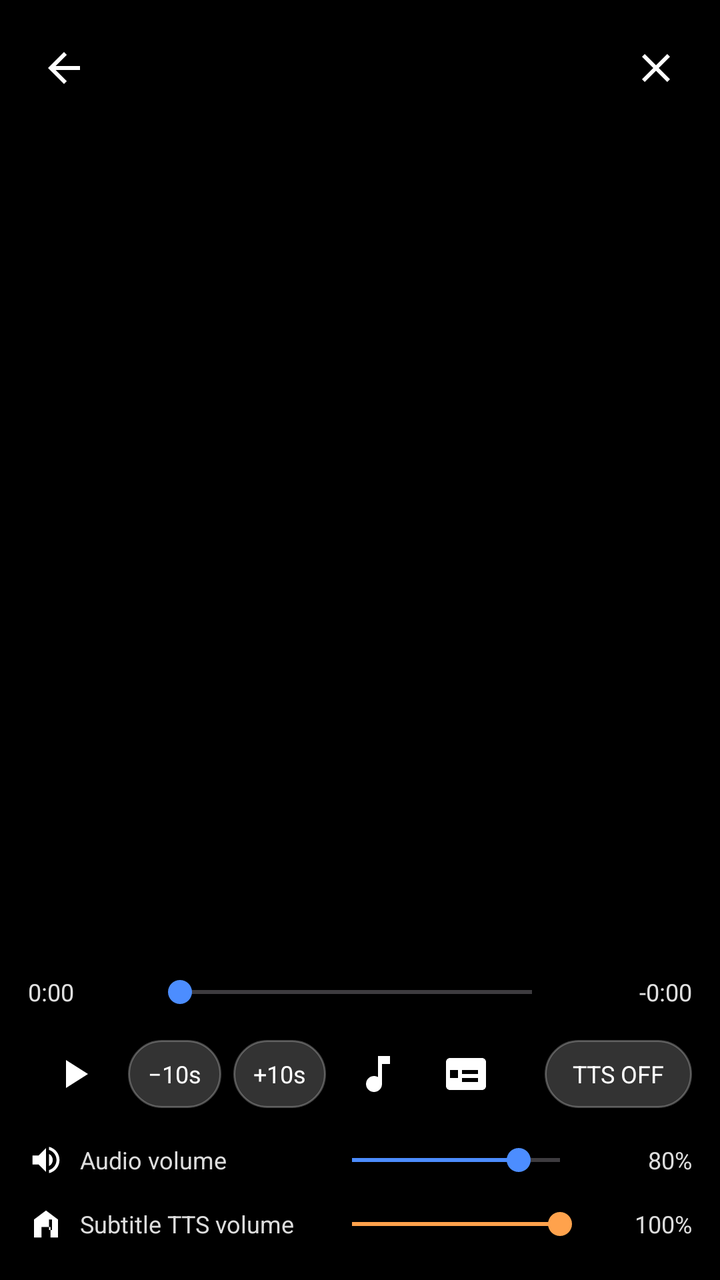
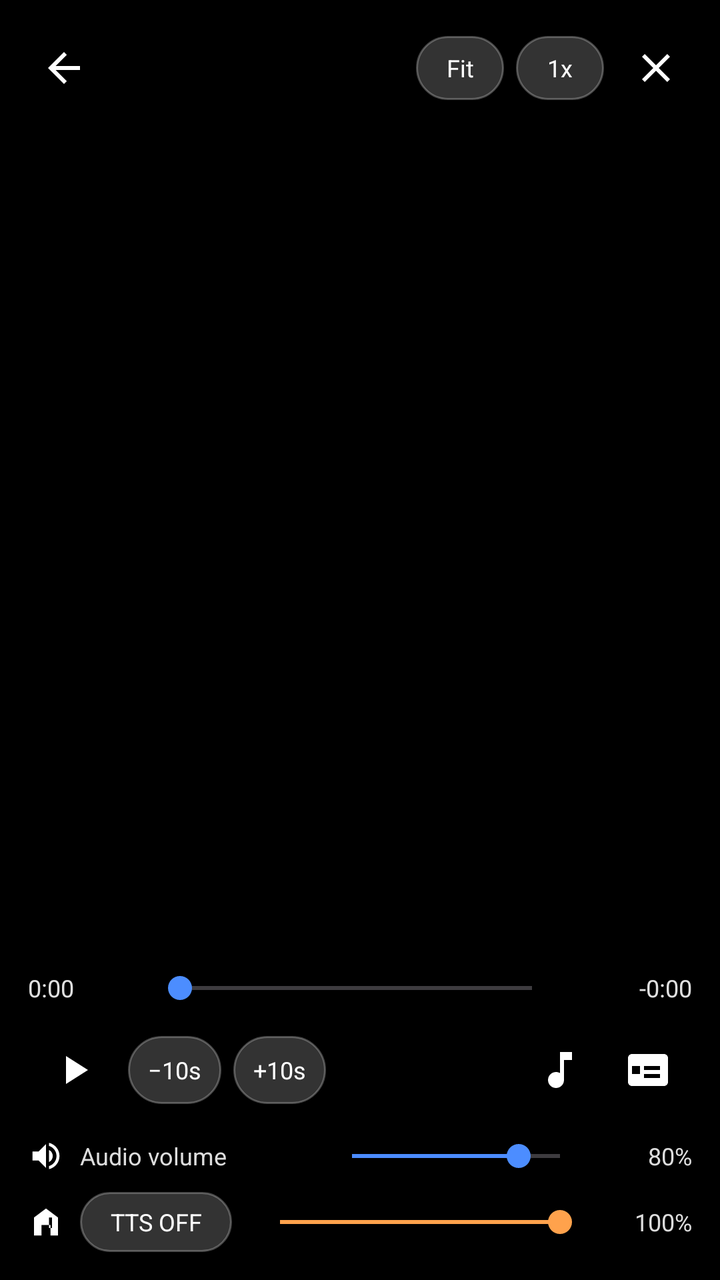

Two renders of the same Android screen: before a commit and after it. Below are the layout's source before the change and the commit's diff.
<!-- AndroidManifest.xml: activity theme Theme.LightPlayer.Player -->
<!-- res/layout/activity_player.xml -->
<?xml version="1.0" encoding="utf-8"?>
<FrameLayout xmlns:android="http://schemas.android.com/apk/res/android"
    android:id="@+id/playerRoot"
    android:layout_width="match_parent"
    android:layout_height="match_parent"
    android:background="@android:color/black"
    android:keepScreenOn="true">

    <TextureView
        android:id="@+id/videoSurface"
        android:layout_width="match_parent"
        android:layout_height="match_parent" />

    <ProgressBar
        android:id="@+id/buffering"
        android:layout_width="48dp"
        android:layout_height="48dp"
        android:layout_gravity="center"
        android:visibility="gone" />

    <TextView
        android:id="@+id/seekHint"
        android:layout_width="wrap_content"
        android:layout_height="wrap_content"
        android:layout_gravity="center"
        android:background="@drawable/bg_subtitles"
        android:paddingHorizontal="16dp"
        android:paddingVertical="8dp"
        android:textColor="@android:color/white"
        android:textSize="18sp"
        android:visibility="gone" />

    <TextView
        android:id="@+id/subtitleText"
        android:layout_width="match_parent"
        android:layout_height="wrap_content"
        android:layout_gravity="bottom|center_horizontal"
        android:layout_marginStart="28dp"
        android:layout_marginEnd="28dp"
        android:layout_marginBottom="16dp"
        android:background="@drawable/bg_subtitles"
        android:gravity="center"
        android:paddingHorizontal="14dp"
        android:paddingVertical="6dp"
        android:textColor="@android:color/white"
        android:textSize="17sp"
        android:visibility="invisible" />

    
    <LinearLayout
        android:id="@+id/topBar"
        android:layout_width="match_parent"
        android:layout_height="wrap_content"
        android:layout_gravity="top"
        android:background="@drawable/bg_player_gradient_top"
        android:gravity="center_vertical"
        android:orientation="horizontal"
        android:paddingHorizontal="10dp"
        android:paddingTop="12dp"
        android:paddingBottom="28dp">

        <ImageButton
            android:id="@+id/btnBack"
            android:layout_width="44dp"
            android:layout_height="44dp"
            android:background="?attr/selectableItemBackgroundBorderless"
            android:contentDescription="@string/cd_back"
            android:src="@drawable/ic_back"
            android:tint="@android:color/white" />

        <TextView
            android:id="@+id/videoTitle"
            android:layout_width="0dp"
            android:layout_height="wrap_content"
            android:layout_marginStart="6dp"
            android:layout_weight="1"
            android:ellipsize="end"
            android:maxLines="1"
            android:textColor="@android:color/white"
            android:textSize="16sp"
            android:textStyle="bold" />

        <ImageButton
            android:id="@+id/btnClose"
            android:layout_width="44dp"
            android:layout_height="44dp"
            android:background="?attr/selectableItemBackgroundBorderless"
            android:contentDescription="@string/cd_close"
            android:src="@drawable/ic_close"
            android:tint="@android:color/white" />
    </LinearLayout>

    
    <LinearLayout
        android:id="@+id/controls"
        android:layout_width="match_parent"
        android:layout_height="wrap_content"
        android:layout_gravity="bottom"
        android:background="@drawable/bg_player_gradient"
        android:orientation="vertical"
        android:paddingHorizontal="14dp"
        android:paddingTop="28dp"
        android:paddingBottom="14dp">

        <LinearLayout
            android:layout_width="match_parent"
            android:layout_height="wrap_content"
            android:gravity="center_vertical"
            android:orientation="horizontal">

            <TextView
                android:id="@+id/timeElapsed"
                android:layout_width="52dp"
                android:layout_height="wrap_content"
                android:text="0:00"
                android:textColor="#E0E0E0"
                android:textSize="12sp" />

            <SeekBar
                android:id="@+id/seekBar"
                android:layout_width="0dp"
                android:layout_height="32dp"
                android:layout_marginHorizontal="8dp"
                android:layout_weight="1"
                android:max="100"
                android:progressTint="@color/accent"
                android:thumbTint="@color/accent" />

            <TextView
                android:id="@+id/timeRemaining"
                android:layout_width="56dp"
                android:layout_height="wrap_content"
                android:gravity="end"
                android:text="-0:00"
                android:textColor="#E0E0E0"
                android:textSize="12sp" />
        </LinearLayout>

        <LinearLayout
            android:layout_width="match_parent"
            android:layout_height="wrap_content"
            android:layout_marginTop="2dp"
            android:gravity="center_vertical"
            android:orientation="horizontal">

            <ImageButton
                android:id="@+id/btnPlay"
                android:layout_width="46dp"
                android:layout_height="46dp"
                android:background="?attr/selectableItemBackgroundBorderless"
                android:contentDescription="@string/cd_play_pause"
                android:src="@drawable/ic_play"
                android:tint="@android:color/white" />

            <TextView
                android:id="@+id/btnRewind"
                android:layout_width="wrap_content"
                android:layout_height="34dp"
                android:layout_marginStart="4dp"
                android:background="@drawable/bg_pill"
                android:contentDescription="@string/cd_rewind"
                android:gravity="center"
                android:paddingHorizontal="10dp"
                android:text="@string/player_back_10"
                android:textColor="@android:color/white"
                android:textSize="12sp" />

            <TextView
                android:id="@+id/btnForward"
                android:layout_width="wrap_content"
                android:layout_height="34dp"
                android:layout_marginStart="6dp"
                android:background="@drawable/bg_pill"
                android:contentDescription="@string/cd_forward"
                android:gravity="center"
                android:paddingHorizontal="10dp"
                android:text="@string/player_fwd_10"
                android:textColor="@android:color/white"
                android:textSize="12sp" />

            <ImageButton
                android:id="@+id/btnAudio"
                android:layout_width="44dp"
                android:layout_height="44dp"
                android:layout_marginStart="4dp"
                android:background="?attr/selectableItemBackgroundBorderless"
                android:contentDescription="@string/cd_audio"
                android:src="@drawable/ic_music"
                android:tint="@android:color/white" />

            <ImageButton
                android:id="@+id/btnSubs"
                android:layout_width="44dp"
                android:layout_height="44dp"
                android:background="?attr/selectableItemBackgroundBorderless"
                android:contentDescription="@string/cd_subtitles"
                android:src="@drawable/ic_subtitles"
                android:tint="@android:color/white" />

            <Space
                android:layout_width="0dp"
                android:layout_height="1dp"
                android:layout_weight="1" />

            <TextView
                android:id="@+id/ttsChip"
                android:layout_width="wrap_content"
                android:layout_height="34dp"
                android:background="@drawable/bg_pill"
                android:gravity="center"
                android:paddingHorizontal="14dp"
                android:text="@string/player_tts_off"
                android:textColor="@android:color/white"
                android:textSize="12sp" />
        </LinearLayout>

        <LinearLayout
            android:layout_width="match_parent"
            android:layout_height="wrap_content"
            android:layout_marginTop="6dp"
            android:gravity="center_vertical"
            android:orientation="horizontal">

            <ImageView
                android:layout_width="18dp"
                android:layout_height="18dp"
                android:importantForAccessibility="no"
                android:src="@drawable/ic_volume_video"
                android:tint="@android:color/white" />

            <TextView
                android:layout_width="112dp"
                android:layout_height="wrap_content"
                android:layout_marginStart="8dp"
                android:text="@string/player_video_volume"
                android:textColor="#DDDDDD"
                android:textSize="12sp" />

            <SeekBar
                android:id="@+id/videoVol"
                android:layout_width="0dp"
                android:layout_height="28dp"
                android:layout_marginHorizontal="8dp"
                android:layout_weight="1"
                android:max="100"
                android:progress="80"
                android:progressTint="@color/accent"
                android:thumbTint="@color/accent" />

            <TextView
                android:id="@+id/videoVolValue"
                android:layout_width="42dp"
                android:layout_height="wrap_content"
                android:gravity="end"
                android:text="80%"
                android:textColor="#DDDDDD"
                android:textSize="12sp" />
        </LinearLayout>

        <LinearLayout
            android:layout_width="match_parent"
            android:layout_height="wrap_content"
            android:layout_marginTop="4dp"
            android:gravity="center_vertical"
            android:orientation="horizontal">

            <ImageView
                android:layout_width="18dp"
                android:layout_height="18dp"
                android:importantForAccessibility="no"
                android:src="@drawable/ic_tts"
                android:tint="@android:color/white" />

            <TextView
                android:layout_width="112dp"
                android:layout_height="wrap_content"
                android:layout_marginStart="8dp"
                android:text="@string/player_tts_volume"
                android:textColor="#DDDDDD"
                android:textSize="12sp" />

            <SeekBar
                android:id="@+id/ttsVol"
                android:layout_width="0dp"
                android:layout_height="28dp"
                android:layout_marginHorizontal="8dp"
                android:layout_weight="1"
                android:max="100"
                android:progress="100"
                android:progressTint="@color/accent_tts"
                android:thumbTint="@color/accent_tts" />

            <TextView
                android:id="@+id/ttsVolValue"
                android:layout_width="42dp"
                android:layout_height="wrap_content"
                android:gravity="end"
                android:text="100%"
                android:textColor="#DDDDDD"
                android:textSize="12sp" />
        </LinearLayout>
    </LinearLayout>
</FrameLayout>
<!-- resources referenced by this layout -->
<resources>
  <color name="accent">#4C8DFF</color>
  <color name="accent_tts">#FFA24C</color>
  <!-- drawable bg_pill (drawable) -->
  <?xml version="1.0" encoding="utf-8"?>
  <shape xmlns:android="http://schemas.android.com/apk/res/android" android:shape="rectangle">
      <solid android:color="#33FFFFFF" />
      <stroke android:width="1dp" android:color="#44FFFFFF" />
      <corners android:radius="17dp" />
  </shape>
  <!-- drawable bg_player_gradient (drawable) -->
  <?xml version="1.0" encoding="utf-8"?>
  <shape xmlns:android="http://schemas.android.com/apk/res/android" android:shape="rectangle">
      <gradient
          android:angle="270"
          android:startColor="#00000000"
          android:endColor="#E6000000" />
  </shape>
  <!-- drawable bg_player_gradient_top (drawable) -->
  <?xml version="1.0" encoding="utf-8"?>
  <shape xmlns:android="http://schemas.android.com/apk/res/android" android:shape="rectangle">
      <gradient
          android:angle="90"
          android:startColor="#00000000"
          android:endColor="#CC000000" />
  </shape>
  <!-- drawable bg_subtitles (drawable) -->
  <?xml version="1.0" encoding="utf-8"?>
  <shape xmlns:android="http://schemas.android.com/apk/res/android" android:shape="rectangle">
      <solid android:color="#B3000000" />
      <corners android:radius="8dp" />
  </shape>
  <!-- drawable ic_play (drawable) -->
  <vector xmlns:android="http://schemas.android.com/apk/res/android"
      android:width="24dp" android:height="24dp"
      android:viewportWidth="24" android:viewportHeight="24"
      android:tint="?attr/colorControlNormal">
      <path android:fillColor="@android:color/white" android:pathData="M8,5v14l11,-7z" />
  </vector>
  <string name="cd_audio">Audio tracks</string>
  <string name="cd_back">Back</string>
  <string name="cd_close">Close</string>
  <string name="cd_forward">Forward 10 seconds</string>
  <string name="cd_play_pause">Play or pause</string>
  <string name="cd_rewind">Back 10 seconds</string>
  <string name="cd_subtitles">Choose subtitle file</string>
  <string name="player_back_10">−10s</string>
  <string name="player_fwd_10">+10s</string>
  <string name="player_tts_off">TTS OFF</string>
  <string name="player_tts_volume">Subtitle TTS volume</string>
  <string name="player_video_volume">Audio volume</string>
  <style name="Theme.LightPlayer.Player" parent="Theme.LightPlayer">
          <item name="android:windowFullscreen">true</item>
          <item name="android:windowBackground">@android:color/black</item>
          <item name="android:statusBarColor">@android:color/black</item>
          <item name="android:navigationBarColor">@android:color/black</item>
      </style>
  <color name="surface">#171A21</color>
  <color name="text_primary">#ECEDF2</color>
  <color name="text_secondary">#9AA0AE</color>
  <color name="bg">#0F1115</color>
  <!-- unchanged entries left out for length: 7 -->
</resources>

<!-- the commit's change to res/layout/activity_player.xml (unified diff, before → after) -->
@@ -28,6 +28,19 @@
         android:paddingVertical="8dp"
         android:textColor="@android:color/white"
         android:textSize="18sp"
+        android:visibility="gone" />
+
+    <TextView
+        android:id="@+id/gestureHud"
+        android:layout_width="wrap_content"
+        android:layout_height="wrap_content"
+        android:layout_gravity="top|center_horizontal"
+        android:layout_marginTop="84dp"
+        android:background="@drawable/bg_subtitles"
+        android:paddingHorizontal="16dp"
+        android:paddingVertical="8dp"
+        android:textColor="@android:color/white"
+        android:textSize="16sp"
         android:visibility="gone" />
 
     <TextView
@@ -80,6 +93,34 @@
             android:textSize="16sp"
             android:textStyle="bold" />
 
+        <TextView
+            android:id="@+id/btnAspect"
+            android:layout_width="wrap_content"
+            android:layout_height="32dp"
+            android:layout_marginEnd="6dp"
+            android:background="@drawable/bg_pill"
+            android:contentDescription="@string/cd_aspect"
+            android:gravity="center"
+            android:minWidth="44dp"
+            android:paddingHorizontal="10dp"
+            android:text="@string/aspect_fit"
+            android:textColor="@android:color/white"
+            android:textSize="12sp" />
+
+        <TextView
+            android:id="@+id/btnSpeed"
+            android:layout_width="wrap_content"
+            android:layout_height="32dp"
+            android:layout_marginEnd="4dp"
+            android:background="@drawable/bg_pill"
+            android:contentDescription="@string/cd_speed"
+            android:gravity="center"
+            android:minWidth="44dp"
+            android:paddingHorizontal="10dp"
+            android:text="1x"
+            android:textColor="@android:color/white"
+            android:textSize="12sp" />
+
         <ImageButton
             android:id="@+id/btnClose"
             android:layout_width="44dp"
@@ -144,6 +185,16 @@
             android:orientation="horizontal">
 
             <ImageButton
+                android:id="@+id/btnPrev"
+                android:layout_width="40dp"
+                android:layout_height="40dp"
+                android:background="?attr/selectableItemBackgroundBorderless"
+                android:contentDescription="@string/cd_prev"
+                android:src="@drawable/ic_skip_prev"
+                android:tint="@android:color/white"
+                android:visibility="gone" />
+
+            <ImageButton
                 android:id="@+id/btnPlay"
                 android:layout_width="46dp"
                 android:layout_height="46dp"
@@ -151,6 +202,16 @@
                 android:contentDescription="@string/cd_play_pause"
                 android:src="@drawable/ic_play"
                 android:tint="@android:color/white" />
+
+            <ImageButton
+                android:id="@+id/btnNext"
+                android:layout_width="40dp"
+                android:layout_height="40dp"
+                android:background="?attr/selectableItemBackgroundBorderless"
+                android:contentDescription="@string/cd_next"
+                android:src="@drawable/ic_skip_next"
+                android:tint="@android:color/white"
+                android:visibility="gone" />
 
             <TextView
                 android:id="@+id/btnRewind"
@@ -178,6 +239,11 @@
                 android:textColor="@android:color/white"
                 android:textSize="12sp" />
 
+            <Space
+                android:layout_width="0dp"
+                android:layout_height="1dp"
+                android:layout_weight="1" />
+
             <ImageButton
                 android:id="@+id/btnAudio"
                 android:layout_width="44dp"
@@ -197,22 +263,7 @@
                 android:src="@drawable/ic_subtitles"
                 android:tint="@android:color/white" />
 
-            <Space
-                android:layout_width="0dp"
-                android:layout_height="1dp"
-                android:layout_weight="1" />
-
-            <TextView
-                android:id="@+id/ttsChip"
-                android:layout_width="wrap_content"
-                android:layout_height="34dp"
-                android:background="@drawable/bg_pill"
-                android:gravity="center"
-                android:paddingHorizontal="14dp"
-                android:text="@string/player_tts_off"
-                android:textColor="@android:color/white"
-                android:textSize="12sp" />
-        </LinearLayout>
+</LinearLayout>
 
         <LinearLayout
             android:layout_width="match_parent"
@@ -272,11 +323,16 @@
                 android:tint="@android:color/white" />
 
             <TextView
-                android:layout_width="112dp"
-                android:layout_height="wrap_content"
+                android:id="@+id/ttsChip"
+                android:layout_width="wrap_content"
+                android:layout_height="30dp"
                 android:layout_marginStart="8dp"
-                android:text="@string/player_tts_volume"
-                android:textColor="#DDDDDD"
+                android:background="@drawable/bg_pill"
+                android:gravity="center"
+                android:minWidth="76dp"
+                android:paddingHorizontal="12dp"
+                android:text="@string/player_tts_off"
+                android:textColor="@android:color/white"
                 android:textSize="12sp" />
 
             <SeekBar
<!-- resource entries referenced after the edit -->
@@ -38,17 +38,37 @@
       android:tint="?attr/colorControlNormal">
       <path android:fillColor="@android:color/white" android:pathData="M8,5v14l11,-7z" />
   </vector>
+  <!-- drawable ic_skip_next (drawable) -->
+  <?xml version="1.0" encoding="utf-8"?>
+  <vector xmlns:android="http://schemas.android.com/apk/res/android"
+      android:width="24dp" android:height="24dp"
+      android:viewportWidth="24" android:viewportHeight="24">
+      <path android:fillColor="#FFFFFF"
+          android:pathData="M6,18l8.5,-6L6,6v12zM16,6v12h2V6h-2z" />
+  </vector>
+  <!-- drawable ic_skip_prev (drawable) -->
+  <?xml version="1.0" encoding="utf-8"?>
+  <vector xmlns:android="http://schemas.android.com/apk/res/android"
+      android:width="24dp" android:height="24dp"
+      android:viewportWidth="24" android:viewportHeight="24">
+      <path android:fillColor="#FFFFFF"
+          android:pathData="M6,6h2v12H6zM9.5,12l8.5,6V6z" />
+  </vector>
+  <string name="aspect_fit">Fit</string>
+  <string name="cd_aspect">Aspect ratio</string>
   <string name="cd_audio">Audio tracks</string>
   <string name="cd_back">Back</string>
   <string name="cd_close">Close</string>
   <string name="cd_forward">Forward 10 seconds</string>
+  <string name="cd_next">Next video</string>
   <string name="cd_play_pause">Play or pause</string>
+  <string name="cd_prev">Previous video</string>
   <string name="cd_rewind">Back 10 seconds</string>
+  <string name="cd_speed">Playback speed</string>
   <string name="cd_subtitles">Choose subtitle file</string>
   <string name="player_back_10">−10s</string>
   <string name="player_fwd_10">+10s</string>
   <string name="player_tts_off">TTS OFF</string>
-  <string name="player_tts_volume">Subtitle TTS volume</string>
   <string name="player_video_volume">Audio volume</string>
   <style name="Theme.LightPlayer.Player" parent="Theme.LightPlayer">
           <item name="android:windowFullscreen">true</item>
